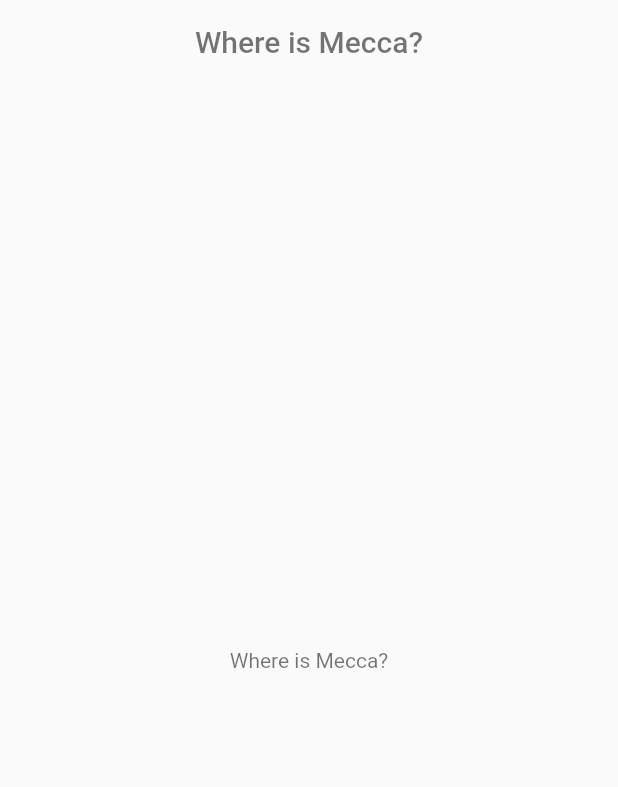
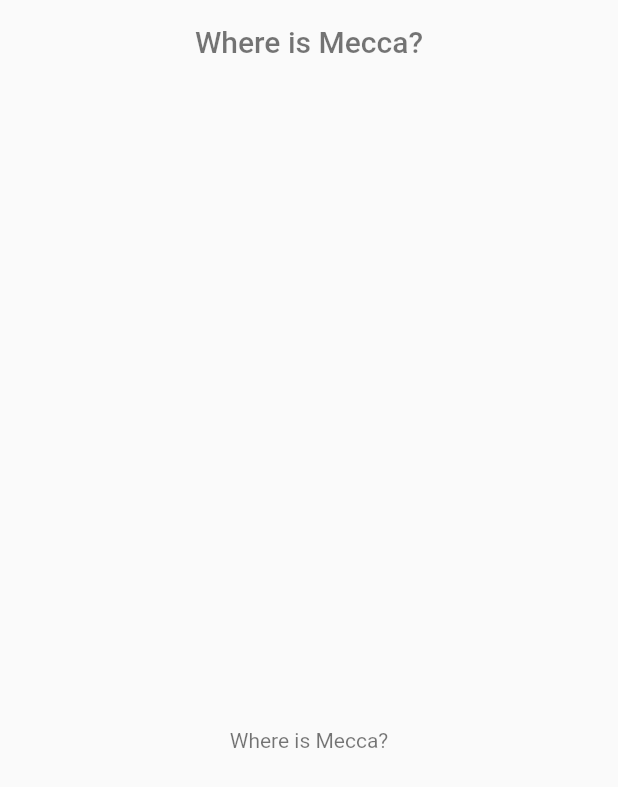
Before and after one commit to RenatFakhrutdinov/where_is_mecca, a Flutter app: the screen it shows after launch, on a phone screen of 412 x 824 dp. Shown: the top 787 px of the screen. Run offline on Flutter 3.47's test engine with Material 2 defaults, Android fonts, the phone set to English and light mode, and no system bars; our stand-ins replace bloc, flutter_bloc, flutter_screenutil, geolocator.

Commit message:
check app for location data and connect

```diff
--- a/lib/ui/compass_screen.dart
+++ b/lib/ui/compass_screen.dart
@@ -1,4 +1,8 @@
+import 'package:flutter/cupertino.dart';
 import 'package:flutter/material.dart';
+import 'package:flutter_screenutil/flutter_screenutil.dart';
+import 'package:geolocator/geolocator.dart';
+import 'package:where_is_mecca/bloc/location_bloc/location.dart';
 import 'package:where_is_mecca/localization/app_localizations.dart';
 
 class CompassScreen extends StatefulWidget {
@@ -7,16 +11,46 @@ class CompassScreen extends StatefulWidget {
 }
 
 class _CompassScreenState extends State<CompassScreen> {
+  Geolocator _geolocator = Geolocator();
+
   @override
   Widget build(BuildContext context) {
+    ScreenUtil.instance = ScreenUtil(width: 750, height: 1334)..init(context);
     return Scaffold(
       appBar: AppBar(
         title: Text(AppLocalizations.of(context).title),
         centerTitle: true,
       ),
-      body: Center(
-        child: Text('Where is Mecca?'),
-      ),
+      body: FutureBuilder(
+          future: _geolocator.isLocationServiceEnabled(),
+          builder: (context, snapshot) {
+            if (snapshot.connectionState == ConnectionState.waiting) {
+              return Center(
+                child: CupertinoActivityIndicator(),
+              );
+            } else
+              return Visibility(
+                visible: snapshot.data,
+                child: Column(
+                  mainAxisSize: MainAxisSize.max,
+                  mainAxisAlignment: MainAxisAlignment.spaceBetween,
+                  children: <Widget>[
+                    SizedBox(height: ScreenUtil.getInstance().setHeight(200)),
+                    _compass(),
+                    Text(AppLocation.localName)
+                  ],
+                ),
+                replacement: Center(
+                    child: Text(AppLocalizations.of(context).noLocation,
+                        textAlign: TextAlign.center)),
+              );
+          }),
+    );
+  }
+
+  Widget _compass() {
+    return Center(
+      child: Text("Where is Mecca?"),
     );
   }
 }
```
